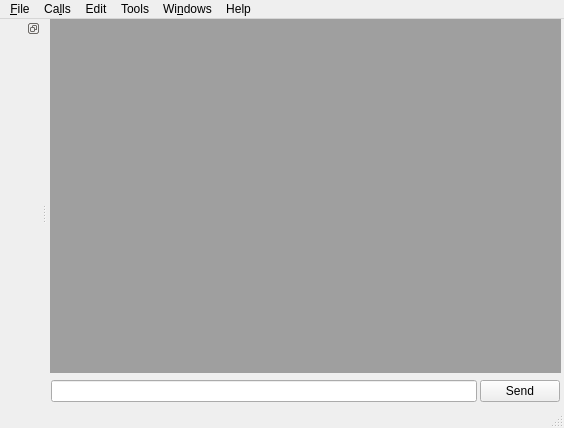
Before: the Qt Designer form src/mainwindow.ui in coolshou/qterminal, drawn with Qt 5.
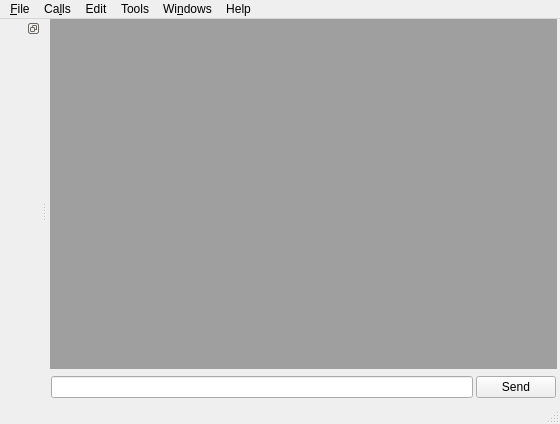
After: the same form once the commit is applied. Icons and pictures are not drawn.

Commit message: add donate image

Diff of the .ui file:
```diff
--- a/src/mainwindow.ui
+++ b/src/mainwindow.ui
@@ -6,8 +6,8 @@
    <rect>
     <x>0</x>
     <y>0</y>
-    <width>564</width>
-    <height>428</height>
+    <width>560</width>
+    <height>424</height>
    </rect>
   </property>
   <property name="windowTitle">
@@ -118,7 +118,7 @@
     <rect>
      <x>0</x>
      <y>0</y>
-     <width>564</width>
+     <width>560</width>
      <height>28</height>
     </rect>
    </property>
```
Left out of the diff: 11 changed lines with no effect on the pictures. The commit also changes 2 other files.
